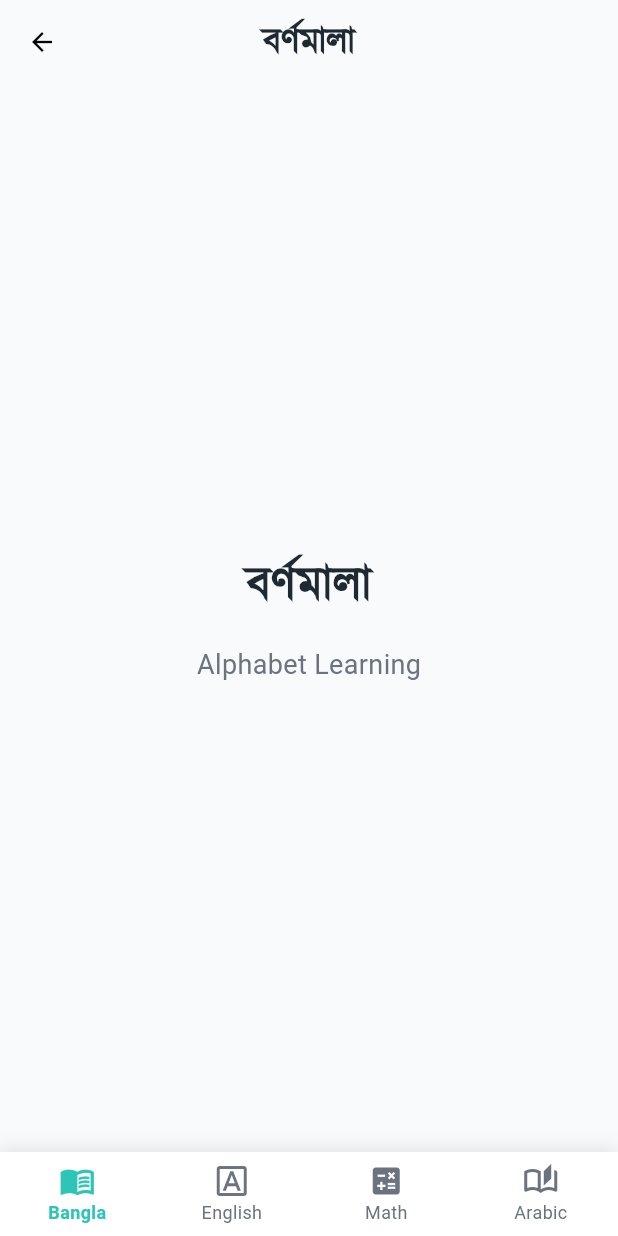
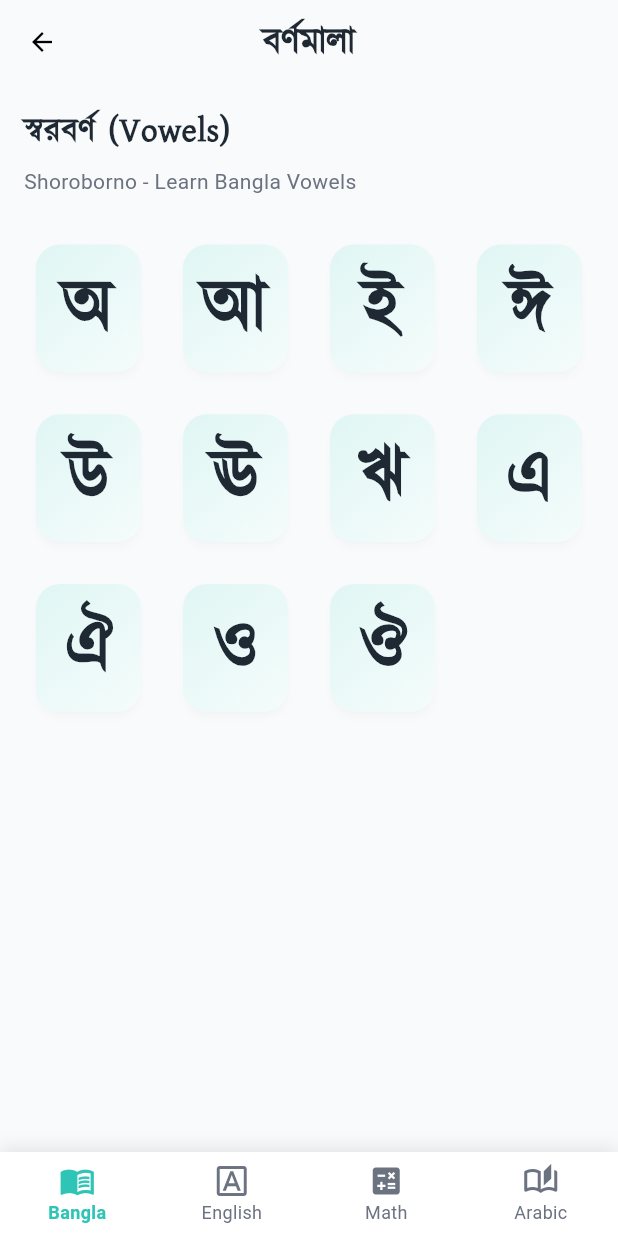
Before and after one commit to KafiulIslam/magical_book, a Flutter app: the BornoMalaScreen screen opened by its route, on a phone screen of 412 x 824 dp. Run offline on Flutter 3.47's test engine with Material 3 defaults, Android fonts, the phone set to English and light mode, and no system bars; our stand-ins replace flutter_riverpod, go_router.

Commit message:
showing shoroborno in bornomala screen

```diff
--- a/lib/features/bangla/presentation/views/borno_mala_screen.dart
+++ b/lib/features/bangla/presentation/views/borno_mala_screen.dart
@@ -1,9 +1,21 @@
 import 'package:flutter/material.dart';
 import '../../../../core/constants/app_colors.dart';
+import '../../../../core/constants/bangla_constants.dart';
 import '../../../../core/theme/app_typography.dart';
 
 class BornoMalaScreen extends StatelessWidget {
   const BornoMalaScreen({super.key});
+
+  int _getCrossAxisCount(BuildContext context) {
+    final width = MediaQuery.of(context).size.width;
+    if (width > 900) {
+      return 6; // Large tablets/desktop
+    } else if (width > 600) {
+      return 5; // Tablets
+    } else {
+      return 4; // Mobile phones
+    }
+  }
 
   @override
   Widget build(BuildContext context) {
@@ -13,32 +25,92 @@ class BornoMalaScreen extends StatelessWidget {
           'বর্ণমালা',
           style: BanglaTypo.headline1.copyWith(fontSize: 24),
         ),
-
+        backgroundColor: AppColors.background,
+        elevation: 0,
       ),
-      body: const Center(
+      body: SafeArea(
+        child: Padding(
+          padding: const EdgeInsets.all(16.0),
           child: Column(
-          mainAxisAlignment: MainAxisAlignment.center,
+            crossAxisAlignment: CrossAxisAlignment.start,
             children: [
               Text(
-              'বর্ণমালা',
-              style: TextStyle(
-                fontFamily: 'Kalpurush',
-                fontSize: 32,
+                'স্বরবর্ণ (Vowels)',
+                style: BanglaTypo.headline2.copyWith(
+                  fontSize: 22,
                   fontWeight: FontWeight.bold,
-                color: AppColors.textPrimary,
                 ),
               ),
-            SizedBox(height: 16),
-            Text(
-              'Alphabet Learning',
+              const SizedBox(height: 8),
+              const Text(
+                'Shoroborno - Learn Bangla Vowels',
                 style: TextStyle(
-                fontSize: 18,
+                  fontSize: 14,
                   color: AppColors.textSecondary,
+                ),
+              ),
+              const SizedBox(height: 24),
+              Expanded(
+                child: GridView.builder(
+                  gridDelegate: SliverGridDelegateWithFixedCrossAxisCount(
+                    crossAxisCount: _getCrossAxisCount(context),
+                    crossAxisSpacing: 12,
+                    mainAxisSpacing: 12,
+                    childAspectRatio: 0.85,
+                  ),
+                  itemCount: BanglaConstants.banglaShorobornos.length,
+                  itemBuilder: (context, index) {
+                    final shoroborno = BanglaConstants.banglaShorobornos[index];
+                    return _ShorobornoCard(shoroborno: shoroborno);
+                  },
                 ),
               ),
             ],
           ),
         ),
+      ),
     );
   }
 }
+
+class _ShorobornoCard extends StatelessWidget {
+  final String shoroborno;
+
+  const _ShorobornoCard({
+    required this.shoroborno,
+  });
+
+  @override
+  Widget build(BuildContext context) {
+    return Card(
+      elevation: 2,
+      shape: RoundedRectangleBorder(
+        borderRadius: BorderRadius.circular(16),
+      ),
+      child: Container(
+        decoration: BoxDecoration(
+          borderRadius: BorderRadius.circular(16),
+          gradient: LinearGradient(
+            begin: Alignment.topLeft,
+            end: Alignment.bottomRight,
+            colors: [
+              AppColors.primary.withOpacity(0.15),
+              AppColors.primary.withOpacity(0.05),
+            ],
+          ),
+        ),
+        child: Center(
+          child: Text(
+            shoroborno,
+            style: const TextStyle(
+              fontFamily: 'Kalpurush',
+              fontSize: 48,
+              fontWeight: FontWeight.bold,
+              color: AppColors.textPrimary,
+            ),
+          ),
+        ),
+      ),
+    );
+  }
+}
```
Lines whose indentation alone changed are shown as unchanged.
